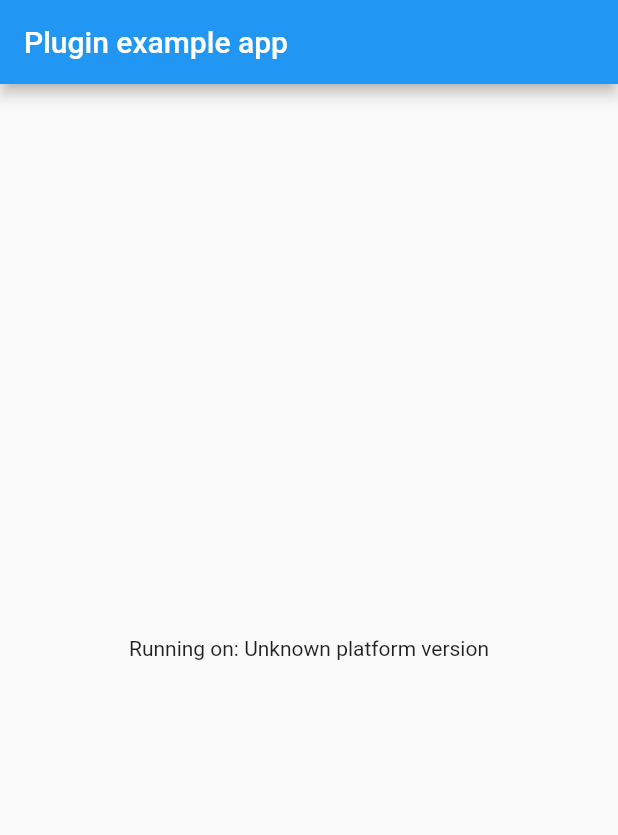
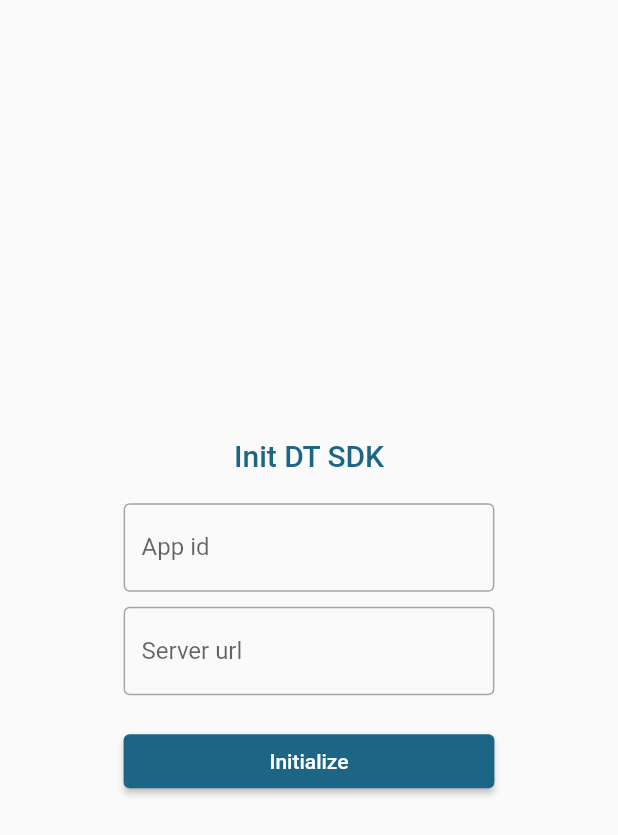
Before and after one commit to lovinjoy/datatower_ai_core_flutter, a Flutter app: the screen it shows after launch, on a phone screen of 412 x 824 dp. Shown: the top 835 px of the screen. Run offline on Flutter 3.47's test engine with Material 2 defaults, Android fonts, the phone set to English and light mode, and no system bars; our stand-ins replace fluttertoast, plugin_platform_interface.

```diff
--- /dev/null
+++ b/example/lib/bean/sdk_info.dart
@@ -0,0 +1,8 @@
+class SdkInfo {
+  final String appId;
+  final String url;
+
+  const SdkInfo(this.appId, this.url);
+}
+
+SdkInfo? sdkInfo;
--- a/example/lib/main.dart
+++ b/example/lib/main.dart
@@ -1,8 +1,9 @@
+import 'package:datatower_ai_core_flutter_example/bean/sdk_info.dart';
+import 'package:datatower_ai_core_flutter_example/ui/home_page.dart';
+import 'package:datatower_ai_core_flutter_example/ui/init_page.dart';
+import 'package:datatower_ai_core_flutter_example/ui/track_event_page.dart';
+import 'package:datatower_ai_core_flutter_example/ui/user_related_api_page.dart';
 import 'package:flutter/material.dart';
-import 'dart:async';
-
-import 'package:flutter/services.dart';
-import 'package:datatower_ai_core_flutter/datatower_ai_core_flutter.dart';
 
 void main() {
   runApp(const MyApp());
@@ -16,51 +17,19 @@ class MyApp extends StatefulWidget {
 }
 
 class _MyAppState extends State<MyApp> {
-  String _platformVersion = 'Unknown';
-  final _datatowerAiCoreFlutterPlugin = DatatowerAiCoreFlutter();
-
-  @override
-  void initState() {
-    super.initState();
-    initPlatformState();
-  }
-
-  // Platform messages are asynchronous, so we initialize in an async method.
-  Future<void> initPlatformState() async {
-    String platformVersion;
-    // Platform messages may fail, so we use a try/catch PlatformException.
-    // We also handle the message potentially returning null.
-    try {
-      _datatowerAiCoreFlutterPlugin.initSDK("appId", "url", 1, true, 1);
-      DTAnalytics.trackEvent("aEvent", {"akey": "aValue"});
-      platformVersion =
-          await _datatowerAiCoreFlutterPlugin.getPlatformVersion() ??
-              'Unknown platform version';
-    } on PlatformException {
-      platformVersion = 'Failed to get platform version.';
-    }
-
-    // If the widget was removed from the tree while the asynchronous platform
-    // message was in flight, we want to discard the reply rather than calling
-    // setState to update our non-existent appearance.
-    if (!mounted) return;
-
-    setState(() {
-      _platformVersion = platformVersion;
-    });
-  }
-
   @override
   Widget build(BuildContext context) {
     return MaterialApp(
-      home: Scaffold(
-        appBar: AppBar(
-          title: const Text('Plugin example app'),
-        ),
-        body: Center(
-          child: Text('Running on: $_platformVersion\n'),
-        ),
+      theme: ThemeData(
+        colorScheme: ColorScheme.fromSeed(seedColor: Colors.lightBlueAccent)
       ),
+      routes: {
+        "/init": (_) => const InitPage(),
+        "/home": (_) => const HomePage(),
+        "/track_event": (_) => const TrackEventPage(),
+        "/user_related_api": (_) => const UserRelatedApiPage(),
+      },
+      initialRoute: sdkInfo == null? "/init" : "/home"
     );
   }
 }
--- /dev/null
+++ b/example/lib/ui/init_page.dart
@@ -0,0 +1,71 @@
+import 'package:datatower_ai_core_flutter/api/dt.dart';
+import 'package:datatower_ai_core_flutter_example/bean/sdk_info.dart';
+import 'package:flutter/material.dart';
+
+class InitPage extends StatefulWidget {
+  const InitPage({super.key});
+
+  @override
+  State<StatefulWidget> createState() => _State();
+}
+
+class _State extends State<InitPage> {
+  String appId = "";
+  String url = "";
+
+  @override
+  Widget build(BuildContext context) {
+    return Scaffold(
+      body: Center(child: FractionallySizedBox(
+        widthFactor: 0.6,
+        alignment: Alignment.center,
+        child: Column(
+          mainAxisAlignment: MainAxisAlignment.center,
+          children: [
+            Text("Init DT SDK",
+              style: Theme.of(context).textTheme.titleLarge?.copyWith(
+                  color: Theme.of(context).colorScheme.primary
+              ),
+              textAlign: TextAlign.center,
+            ),
+            const SizedBox(height: 20,),
+            TextField(
+              controller: TextEditingController()..text = appId,
+              decoration: const InputDecoration(
+                  label: Text("App id"),
+                  border: OutlineInputBorder()
+              ),
+              onChanged: (str) => appId = str,
+              maxLines: null,
+            ),
+            const SizedBox(height: 10,),
+            TextField(
+              controller: TextEditingController()..text = url,
+              decoration: const InputDecoration(
+                  label: Text("Server url"),
+                  border: OutlineInputBorder()
+              ),
+              onChanged: (str) => url = str,
+              maxLines: null,
+            ),
+            const SizedBox(height: 20,),
+            ElevatedButton(
+                onPressed: () {
+                  if (appId.isNotEmpty && url.isNotEmpty) {
+                    sdkInfo = SdkInfo(appId, url);
+                    DT.initSDK(appId, url, 1, true, 1);
+                    Navigator.of(context).pushNamed("/home");
+                  }
+                },
+                child: Container(
+                    width: double.infinity,
+                    padding: const EdgeInsets.symmetric(vertical: 10),
+                    child: const Center(child: Text("Initialize"))
+                )
+            ),
+          ],
+        )
+      )),
+    );
+  }
+}
--- a/example/pubspec.yaml
+++ b/example/pubspec.yaml
@@ -16,7 +16,6 @@ environment:
 dependencies:
   flutter:
     sdk: flutter
-
   datatower_ai_core_flutter:
     # When depending on this package from a real application you should use:
     #   datatower_ai_core_flutter: ^x.y.z
@@ -24,10 +23,7 @@ dependencies:
     # The example app is bundled with the plugin so we use a path dependency on
     # the parent directory to use the current plugin's version.
     path: ../
-
-  # The following adds the Cupertino Icons font to your application.
-  # Use with the CupertinoIcons class for iOS style icons.
-  cupertino_icons: ^1.0.2
+  fluttertoast: ^8.2.2
 
 dev_dependencies:
   integration_test:
```
Also changed, not shown: example/lib/ui/component/click_set_text.dart (added, +59 -0 lines), example/lib/ui/component/clickable_text.dart (added, +47 -0 lines), example/lib/ui/home_page.dart (added, +218 -0 lines), example/lib/ui/track_event_page.dart (added, +153 -0 lines), example/lib/ui/user_related_api_page.dart (added, +108 -0 lines), example/pubspec.lock.
